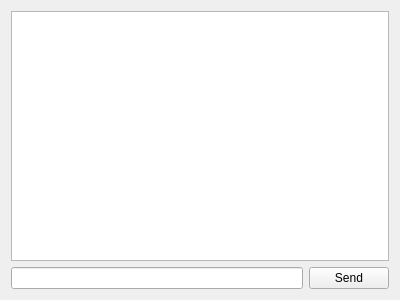
This is src/new_client/widget.ui in elvisxiaozhi/Chatty as Qt 5 draws it before an edit. The edited form follows.
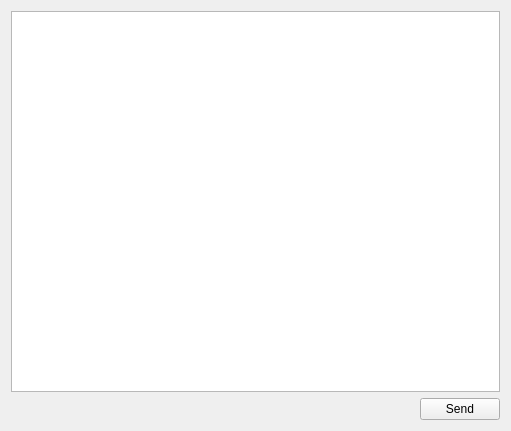
This is the edited form.

Commit message: add custom text edit

Diff of the .ui file:
```diff
--- a/src/new_client/widget.ui
+++ b/src/new_client/widget.ui
@@ -6,8 +6,8 @@
    <rect>
     <x>0</x>
     <y>0</y>
-    <width>400</width>
-    <height>300</height>
+    <width>511</width>
+    <height>431</height>
    </rect>
   </property>
   <property name="windowTitle">
@@ -20,7 +20,17 @@
    <item>
     <layout class="QHBoxLayout" name="horizontalLayout">
      <item>
-      <widget class="QLineEdit" name="lineEdit"/>
+      <spacer name="horizontalSpacer">
+       <property name="orientation">
+        <enum>Qt::Horizontal</enum>
+       </property>
+       <property name="sizeHint" stdset="0">
+        <size>
+         <width>40</width>
+         <height>20</height>
+        </size>
+       </property>
+      </spacer>
      </item>
      <item>
       <widget class="QPushButton" name="sendButton">
```
Left out of the diff: 4 changed lines with no effect on the pictures. The commit also changes 5 other files.
